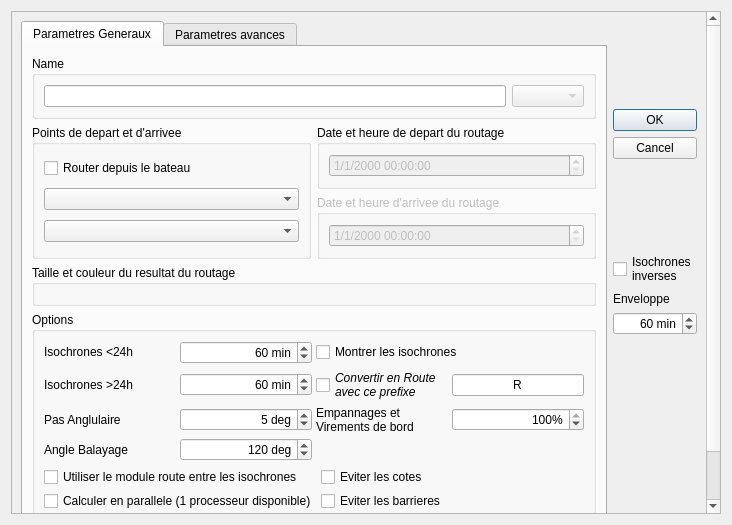
This is src/Ui/Routage_Editor.ui in nohal/qtVlm as Qt 5 draws it before an edit. The edited form follows.
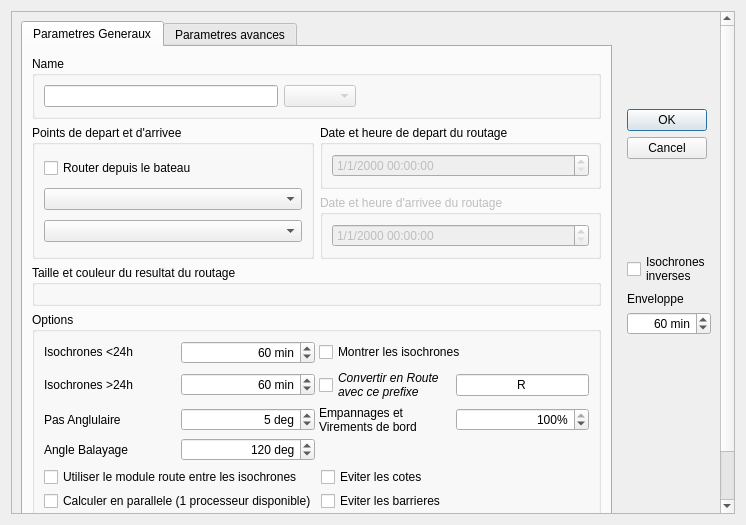
This is the edited form. The open tabs and pages were chosen to show the change.

What changed in the file:
```diff
--- a/src/Ui/Routage_Editor.ui
+++ b/src/Ui/Routage_Editor.ui
@@ -6,28 +6,16 @@
    <rect>
     <x>0</x>
     <y>0</y>
-    <width>732</width>
+    <width>746</width>
     <height>525</height>
    </rect>
   </property>
-  <property name="sizePolicy">
-   <sizepolicy hsizetype="Preferred" vsizetype="Preferred">
-    <horstretch>0</horstretch>
-    <verstretch>0</verstretch>
-   </sizepolicy>
-  </property>
   <property name="minimumSize">
    <size>
     <width>0</width>
     <height>0</height>
    </size>
   </property>
-  <property name="maximumSize">
-   <size>
-    <width>10000000</width>
-    <height>10000000</height>
-   </size>
-  </property>
   <property name="windowTitle">
    <string notr="true">Route Parameters</string>
   </property>
@@ -42,7 +30,7 @@
        <rect>
         <x>0</x>
         <y>0</y>
-        <width>712</width>
+        <width>726</width>
         <height>505</height>
        </rect>
       </property>
@@ -50,9 +38,9 @@
        <item>
         <widget class="QTabWidget" name="tabWidget">
          <property name="currentIndex">
-          <number>0</number>
+          <number>1</number>
          </property>
-         <widget class="QWidget" name="tab">
+         <widget class="QWidget" name="generalTab">
           <attribute name="title">
            <string>Parametres Generaux</string>
           </attribute>
@@ -71,8 +59,24 @@
                 <property name="enabled">
                  <bool>false</bool>
                 </property>
+                <property name="sizeAdjustPolicy">
+                 <enum>QComboBox::AdjustToContents</enum>
+                </property>
                </widget>
               </item>
+              <item>
+               <spacer name="horizontalSpacer_9">
+                <property name="orientation">
+                 <enum>Qt::Horizontal</enum>
+                </property>
+                <property name="sizeHint" stdset="0">
+                 <size>
+                  <width>40</width>
+                  <height>20</height>
+                 </size>
+                </property>
+               </spacer>
+              </item>
              </layout>
             </widget>
            </item>
@@ -478,7 +482,7 @@
            </item>
           </layout>
          </widget>
-         <widget class="QWidget" name="tab_2">
+         <widget class="QWidget" name="advanced_tab">
           <attribute name="title">
            <string>Parametres avances</string>
           </attribute>
@@ -1209,16 +1213,23 @@
          </widget>
         </widget>
        </item>
+       <item>
+        <spacer name="horizontalSpacer_10">
+         <property name="orientation">
+          <enum>Qt::Horizontal</enum>
+         </property>
+         <property name="sizeHint" stdset="0">
+          <size>
+           <width>40</width>
+           <height>20</height>
+          </size>
+         </property>
+        </spacer>
+       </item>
        <item>
         <layout class="QVBoxLayout" name="verticalLayout">
          <item>
           <widget class="QDialogButtonBox" name="buttonBox">
-           <property name="sizePolicy">
-            <sizepolicy hsizetype="Preferred" vsizetype="Minimum">
-             <horstretch>0</horstretch>
-             <verstretch>0</verstretch>
-            </sizepolicy>
-           </property>
            <property name="orientation">
             <enum>Qt::Vertical</enum>
            </property>
```
